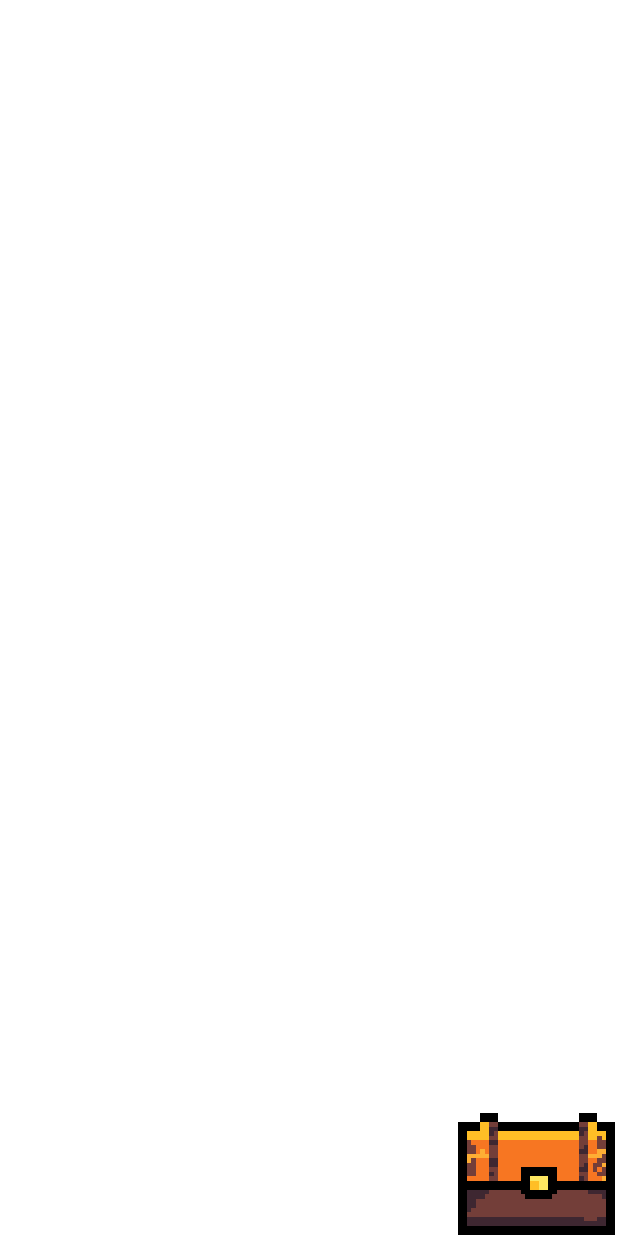
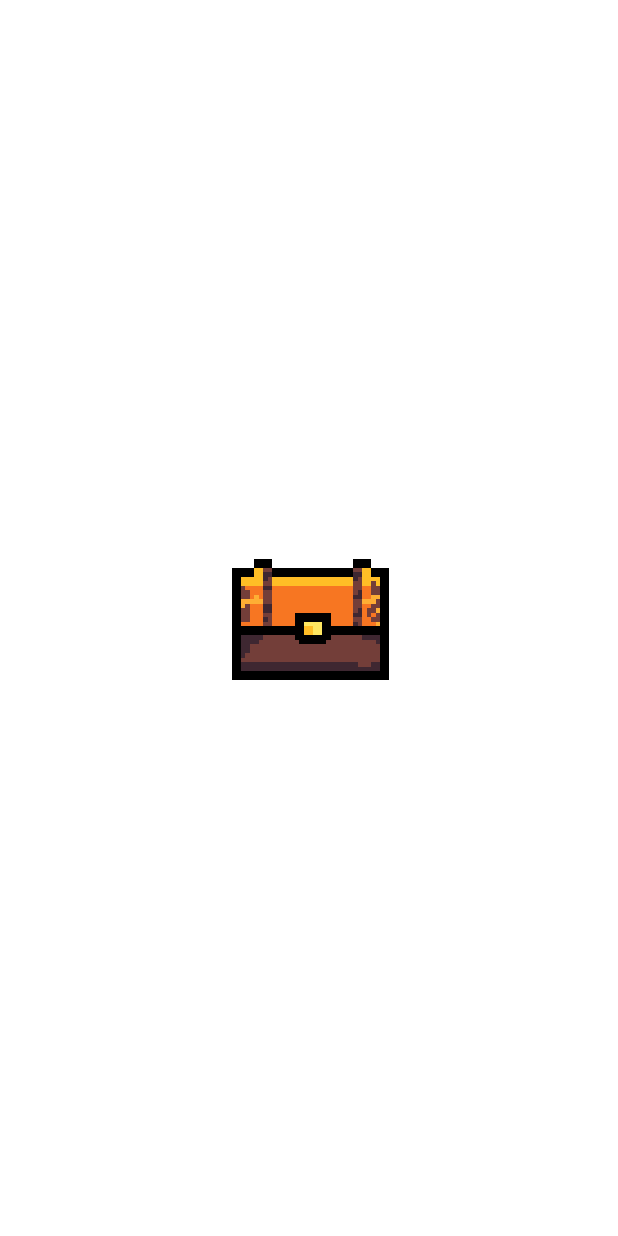
Before and after one commit to HSMA-Adeptus-Mechanicus/app, a Flutter app: the RandomizerWidget screen opened directly, on a phone screen of 412 x 824 dp. Run offline on Flutter 3.47's test engine with Material 2 defaults, Android fonts, the phone set to English and light mode, and no system bars; our stand-ins replace get_storage; missing offline and left inert: multiple_stream_builder; accounts and stored records are empty.

Commit message:
removed indentation

```diff
--- a/lib/widgets/add_new_item_to_inventory.dart
+++ b/lib/widgets/add_new_item_to_inventory.dart
@@ -20,9 +20,7 @@ class RandomizerWidget extends StatefulWidget {
 class RandomizerWidgetGesture extends State<RandomizerWidget> {
   @override
   Widget build(BuildContext context) {
-    return Align(
-      alignment: Alignment.bottomRight,
-      child: GestureDetector(
+    return GestureDetector(
         onTap: () async {
           User user = await data.getCurrentUser();
           if (user.currency > 14) {
@@ -98,7 +96,6 @@ class RandomizerWidgetGesture extends State<RandomizerWidget> {
         },
         child: Image.asset("assets/icons/Pixel/Schatzkiste1.png",
             filterQuality: FilterQuality.none),
-      ),
-    );
+      );
   }
 }
```
